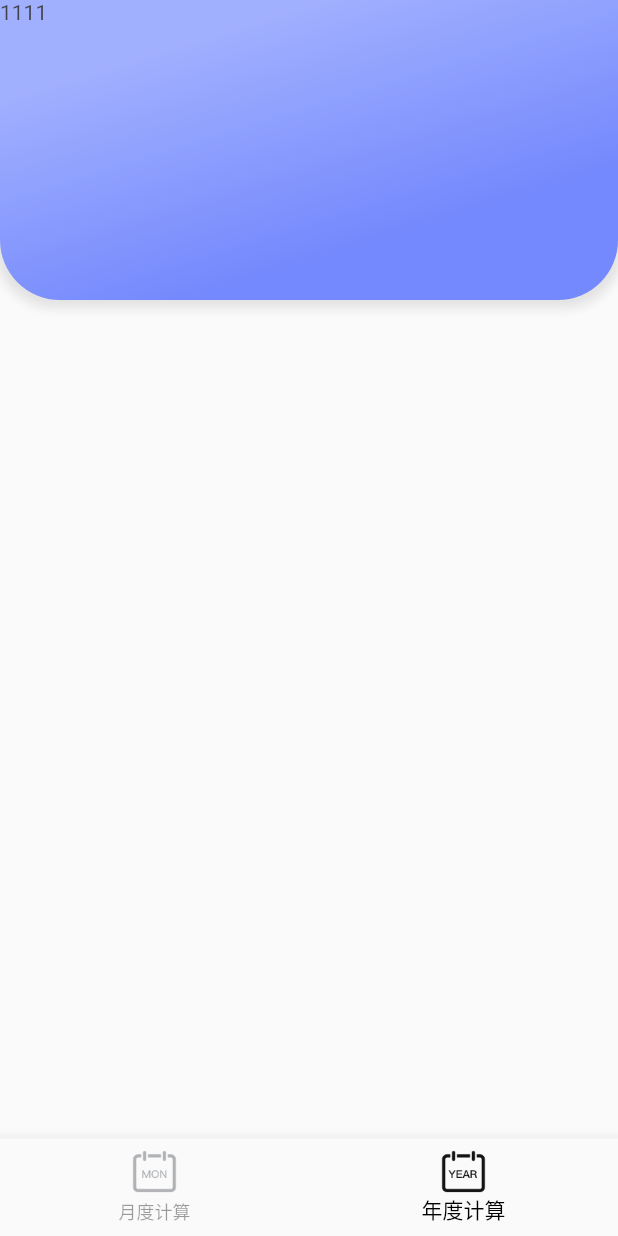
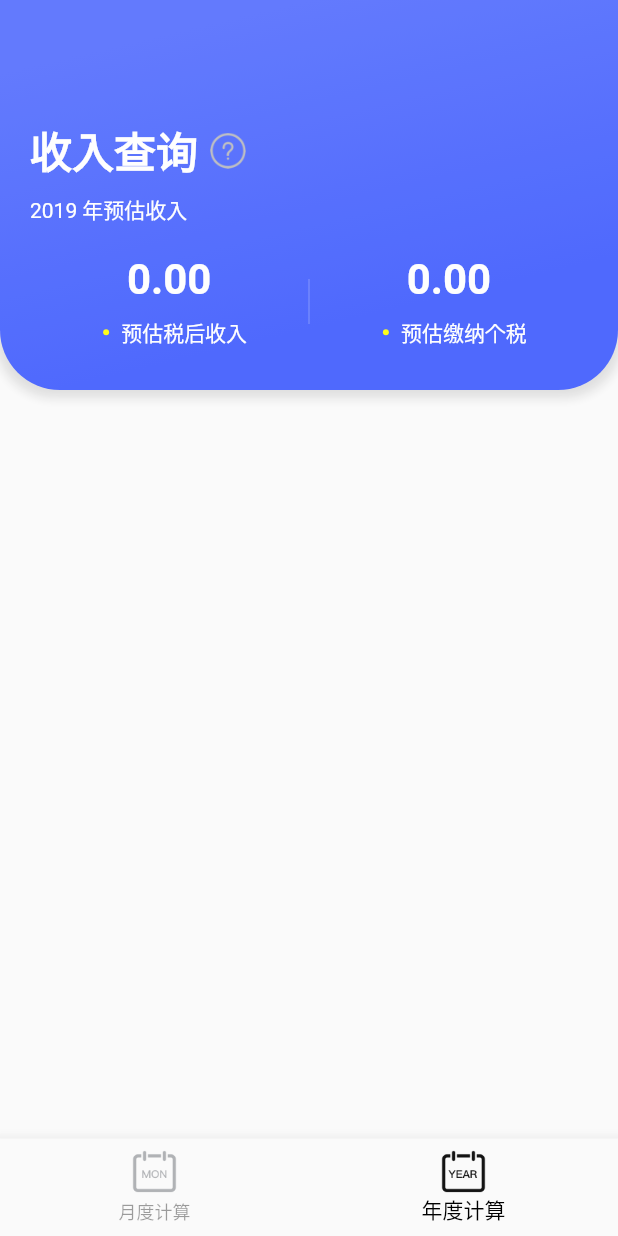
Before and after one commit to musicq/tax_calculator, a Flutter app: the screen it shows after launch, item 2 of the bottom bar chosen, on a phone screen of 412 x 824 dp. Run offline on Flutter 3.47's test engine with Material 2 defaults, Android fonts, the phone set to English and light mode, and no system bars; our stand-ins replace decimal, rxdart; statements that could not run were skipped.

Commit message:
feat: 年度计算头部 panel

```diff
--- /dev/null
+++ b/lib/src/bizViews/IncomeSummaryPanel/AmountLabel.dart
@@ -0,0 +1,24 @@
+import 'package:flutter/material.dart';
+
+class AmountLabel extends StatelessWidget {
+  final Widget amount;
+  final Widget label;
+  final bool alignLeft;
+
+  AmountLabel({this.amount, this.label, this.alignLeft = false});
+
+  @override
+  Widget build(BuildContext context) {
+    return Column(
+      crossAxisAlignment:
+          alignLeft ? CrossAxisAlignment.start : CrossAxisAlignment.center,
+      children: <Widget>[
+        DefaultTextStyle(
+          style: TextStyle(fontSize: 28, fontWeight: FontWeight.bold),
+          child: amount,
+        ),
+        Padding(padding: EdgeInsets.only(top: 8), child: label),
+      ],
+    );
+  }
+}
--- /dev/null
+++ b/lib/src/bizViews/IncomeSummaryPanel/IncomeSummaryPanel.dart
@@ -0,0 +1,136 @@
+import 'package:flutter/material.dart';
+import 'package:tax_calculator/src/shared/documents.dart';
+
+import 'AmountLabel.dart';
+import 'style.dart' as Style;
+
+class Dot extends StatelessWidget {
+  @override
+  Widget build(BuildContext context) {
+    return Padding(
+      padding: const EdgeInsets.all(8.0),
+      child: Container(
+        constraints: BoxConstraints.tight(Size(4, 4)),
+        decoration: BoxDecoration(
+          borderRadius: BorderRadius.circular(10),
+          color: Colors.yellowAccent,
+        ),
+      ),
+    );
+  }
+}
+
+class IncomeSummaryPanel extends StatelessWidget {
+  final String incomeAfterTax;
+  final String tax;
+
+  IncomeSummaryPanel({this.incomeAfterTax = '0.00', this.tax = '0.00'});
+
+  Widget panel({Widget child}) {
+    return Opacity(
+      opacity: 0.9,
+      child: Container(
+        constraints: BoxConstraints.expand(height: 260),
+        decoration: Style.boxStyle,
+        child: child,
+      ),
+    );
+  }
+
+  void _onTapQuestionIcon(BuildContext context) async {
+    await showDialog(
+      context: context,
+      builder: (BuildContext context) {
+        return SimpleDialog(
+          children: <Widget>[
+            Padding(
+              padding: const EdgeInsets.all(8.0),
+              child: Text(kIncomeQueryDoc, style: Style.alertText),
+            ),
+          ],
+        );
+      },
+    );
+  }
+
+  @override
+  Widget build(BuildContext context) {
+    return panel(
+      child: Padding(
+        padding: EdgeInsets.only(top: 80, left: 20, right: 20),
+        child: DefaultTextStyle(
+          style: TextStyle(color: Colors.white),
+          child: Column(
+            children: <Widget>[
+              AmountLabel(
+                alignLeft: true,
+                amount: Row(
+                  children: <Widget>[
+                    Text(
+                      '收入查询',
+                      style: TextStyle(
+                        fontSize: 28,
+                        fontWeight: FontWeight.bold,
+                      ),
+                    ),
+                    GestureDetector(
+                      onTap: () => _onTapQuestionIcon(context),
+                      child: Padding(
+                        padding: const EdgeInsets.all(8.0),
+                        child: Image.asset(
+                          'assets/question.png',
+                          width: 24,
+                          height: 24,
+                          fit: BoxFit.contain,
+                        ),
+                      ),
+                    )
+                  ],
+                ),
+                label: Text('2019 年预估收入'),
+              ),
+              Container(
+                padding: EdgeInsets.only(top: 20),
+                child: Row(
+                  mainAxisAlignment: MainAxisAlignment.spaceEvenly,
+                  children: <Widget>[
+                    Expanded(
+                      flex: 1,
+                      child: AmountLabel(
+                        amount: Text(incomeAfterTax),
+                        label: Row(
+                          mainAxisAlignment: MainAxisAlignment.center,
+                          children: <Widget>[Dot(), Text('预估税后收入')],
+                        ),
+                      ),
+                    ),
+                    Opacity(
+                      opacity: 0.2,
+                      child: Container(
+                        constraints: BoxConstraints.tight(Size(1, 30)),
+                        color: Colors.white,
+                      ),
+                    ),
+                    Expanded(
+                      flex: 1,
+                      child: AmountLabel(
+                        amount: Text(tax),
+                        label: Row(
+                          mainAxisAlignment: MainAxisAlignment.center,
+                          children: <Widget>[
+                            Dot(),
+                            Text('预估缴纳个税'),
+                          ],
+                        ),
+                      ),
+                    ),
+                  ],
+                ),
+              ),
+            ],
+          ),
+        ),
+      ),
+    );
+  }
+}
--- /dev/null
+++ b/lib/src/bizViews/IncomeSummaryPanel/style.dart
@@ -0,0 +1,24 @@
+import 'package:flutter/material.dart';
+
+final boxStyle = BoxDecoration(
+  borderRadius: BorderRadius.only(
+    bottomLeft: Radius.circular(40),
+    bottomRight: Radius.circular(40),
+  ),
+  gradient: LinearGradient(
+    colors: [Colors.indigoAccent, Colors.indigoAccent[400]],
+    begin: const FractionalOffset(0.5, 0),
+    end: const Alignment(0.3, 1),
+    stops: [0, 0.8],
+  ),
+  boxShadow: [
+    BoxShadow(
+      color: Colors.black12,
+      offset: Offset(0, 2),
+      spreadRadius: 3,
+      blurRadius: 6,
+    )
+  ],
+);
+
+const alertText = TextStyle(fontSize: 16, color: Colors.black54);
--- a/lib/src/shared/documents.dart
+++ b/lib/src/shared/documents.dart
@@ -1,3 +1,4 @@
 const kServiceRemuneration = '劳务报酬所得，是指个人独立从事各种非雇用的个各种劳务所得取得的所得。';
 const kManuscriptRemuneration = '稿酬亦称"稿费"。新闻、出版机构在文稿、书稿、译稿采用后付给著译者的劳动报酬。';
 const kRoyalties = '特许权使用费指使用其他经济单位所有的专利权、商标权、版权或类似的专有权利的付款。';
+const kIncomeQueryDoc = '2019年税改后，工资薪金算法更改为累计预扣预缴法，当前月份的个税缴纳金额，会根据前几个月综合进行计算。';
--- a/lib/src/views/YearlyCalculation/YearlyCalculation.dart
+++ b/lib/src/views/YearlyCalculation/YearlyCalculation.dart
@@ -1,36 +1,13 @@
 import 'package:flutter/material.dart';
+import 'package:tax_calculator/src/bizViews/IncomeSummaryPanel/IncomeSummaryPanel.dart';
 import 'package:tax_calculator/src/widgets/MainContainer/MainContainer.dart';
 
 class YearlyCalculation extends StatelessWidget {
   @override
   Widget build(BuildContext context) {
     return MainContainer(
-        showAppBar: false,
-        body: Opacity(
-          opacity: 0.8,
-          child: Container(
-            constraints: BoxConstraints.expand(height: 200),
-            decoration: BoxDecoration(
-                borderRadius: BorderRadius.only(
-                  bottomLeft: Radius.circular(40),
-                  bottomRight: Radius.circular(40),
-                ),
-                gradient: LinearGradient(
-                  colors: [Colors.indigoAccent[100], Colors.indigoAccent],
-                  begin: const FractionalOffset(0.5, 0),
-                  end: const Alignment(0.3, 1),
-                  stops: [0, 0.8],
-                ),
-                boxShadow: [
-                  BoxShadow(
-                    color: Colors.black12,
-                    offset: Offset(0, 2),
-                    spreadRadius: 3,
-                    blurRadius: 6,
-                  )
-                ]),
-            child: Text('1111'),
-          ),
-        ));
+      showAppBar: false,
+      body: IncomeSummaryPanel(),
+    );
   }
 }
```
